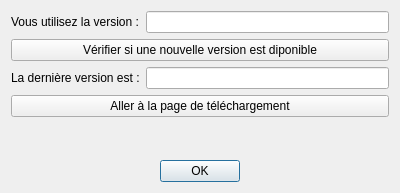
Above: ui/versiondialog.ui from Jean-Romain/tabliato before the change. Below: the same form after it.
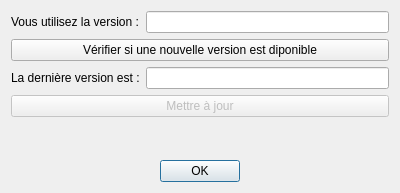
That is the form after the change.

The edit to the form file:
```diff
--- a/ui/versiondialog.ui
+++ b/ui/versiondialog.ui
@@ -77,8 +77,11 @@
    </item>
    <item row="3" column="0" colspan="2">
     <widget class="QPushButton" name="pushButtonDownload">
+     <property name="enabled">
+      <bool>false</bool>
+     </property>
      <property name="text">
-      <string>Aller à la page de téléchargement</string>
+      <string>Mettre à jour</string>
      </property>
     </widget>
    </item>
```
